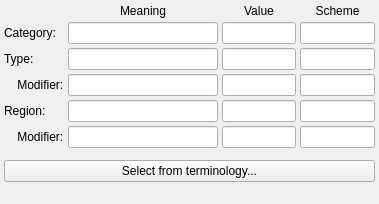
Old version of the form Modules/Loadable/Colors/Widgets/Resources/UI/qSlicerTerminologyEditorWidget.ui in the repository cpinter/Slicer.
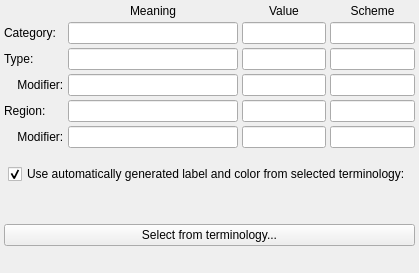
New version of the form.

Commit message: BUG: Fix name setting for color from selected terminology; Fix auto-naming

Patch:
```diff
--- a/Modules/Loadable/Colors/Widgets/Resources/UI/qSlicerTerminologyEditorWidget.ui
+++ b/Modules/Loadable/Colors/Widgets/Resources/UI/qSlicerTerminologyEditorWidget.ui
@@ -6,14 +6,17 @@
    <rect>
     <x>0</x>
     <y>0</y>
-    <width>379</width>
-    <height>204</height>
+    <width>385</width>
+    <height>273</height>
    </rect>
   </property>
   <property name="windowTitle">
    <string>qSlicerTerminologyEditorWidget</string>
   </property>
-  <layout class="QGridLayout" name="gridLayout" columnstretch="0">
+  <layout class="QVBoxLayout" name="verticalLayout">
+   <property name="spacing">
+    <number>4</number>
+   </property>
    <property name="leftMargin">
     <number>4</number>
    </property>
@@ -26,17 +29,7 @@
    <property name="bottomMargin">
     <number>4</number>
    </property>
-   <property name="spacing">
-    <number>4</number>
-   </property>
-   <item row="2" column="0">
-    <widget class="QPushButton" name="selectFromTerminologyButton">
-     <property name="text">
-      <string>Select from terminology...</string>
-     </property>
-    </widget>
-   </item>
-   <item row="0" column="0">
+   <item>
     <layout class="QGridLayout" name="gridLayout_2">
      <item row="0" column="2">
       <widget class="QLabel" name="label_3">
@@ -205,8 +198,8 @@
      </item>
     </layout>
    </item>
-   <item row="1" column="0">
-    <spacer name="verticalSpacer">
+   <item>
+    <spacer name="verticalSpacer_3">
      <property name="orientation">
       <enum>Qt::Vertical</enum>
      </property>
@@ -221,7 +214,84 @@
      </property>
     </spacer>
    </item>
-   <item row="3" column="0">
+   <item>
+    <widget class="QFrame" name="autoGeneratedInfoFrame">
+     <property name="frameShape">
+      <enum>QFrame::NoFrame</enum>
+     </property>
+     <property name="frameShadow">
+      <enum>QFrame::Raised</enum>
+     </property>
+     <layout class="QVBoxLayout" name="verticalLayout_2">
+      <property name="spacing">
+       <number>4</number>
+      </property>
+      <property name="leftMargin">
+       <number>4</number>
+      </property>
+      <property name="topMargin">
+       <number>4</number>
+      </property>
+      <property name="rightMargin">
+       <number>4</number>
+      </property>
+      <property name="bottomMargin">
+       <number>12</number>
+      </property>
+      <item>
+       <widget class="QCheckBox" name="useAutoGeneratedCheckBox">
+        <property name="text">
+         <string>Use automatically generated label and color from selected terminology:</string>
+        </property>
+        <property name="checked">
+         <bool>true</bool>
+        </property>
+       </widget>
+      </item>
+      <item>
+       <layout class="QHBoxLayout" name="horizontalLayout">
+        <item>
+         <spacer name="horizontalSpacer">
+          <property name="orientation">
+           <enum>Qt::Horizontal</enum>
+          </property>
+          <property name="sizeType">
+           <enum>QSizePolicy::Fixed</enum>
+          </property>
+          <property name="sizeHint" stdset="0">
+           <size>
+            <width>12</width>
+            <height>20</height>
+           </size>
+          </property>
+         </spacer>
+        </item>
+        <item>
+         <widget class="QLabel" name="autoGeneratedColorLabel"/>
+        </item>
+        <item>
+         <widget class="QLabel" name="autoGeneratedNameLabel">
+          <property name="sizePolicy">
+           <sizepolicy hsizetype="Expanding" vsizetype="Preferred">
+            <horstretch>0</horstretch>
+            <verstretch>0</verstretch>
+           </sizepolicy>
+          </property>
+         </widget>
+        </item>
+       </layout>
+      </item>
+     </layout>
+    </widget>
+   </item>
+   <item>
+    <widget class="QPushButton" name="selectFromTerminologyButton">
+     <property name="text">
+      <string>Select from terminology...</string>
+     </property>
+    </widget>
+   </item>
+   <item>
     <spacer name="verticalSpacer_2">
      <property name="orientation">
       <enum>Qt::Vertical</enum>
```
Left out of the diff: 4 changed lines with no effect on the pictures. The commit also changes 6 other files.
